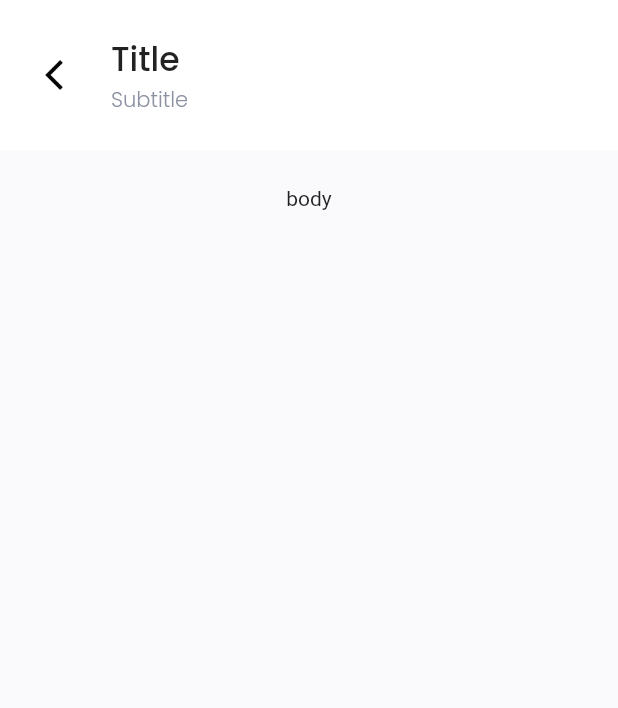
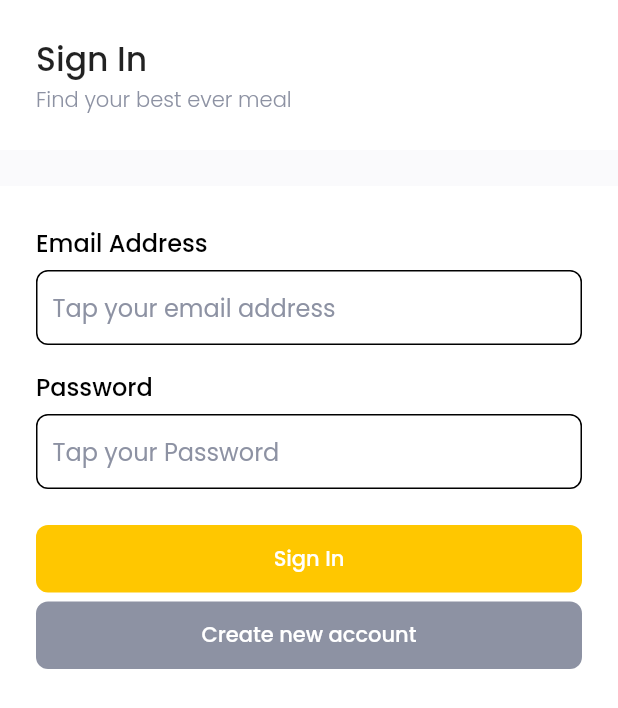
Before and after one commit to nurmuhaidi/food_market, a Flutter app: the screen it shows after launch, on a phone screen of 412 x 824 dp. Shown: the top 708 px of the screen. Run offline on Flutter 3.47's test engine with Material 2 defaults, Android fonts, the phone set to English and light mode, and no system bars; our stand-ins replace flutter_spinkit, google_fonts, supercharged.

Commit message:
push dan commit sign in page - fm02

```diff
--- a/lib/main.dart
+++ b/lib/main.dart
@@ -16,10 +16,7 @@ class _MyAppState extends State<MyApp> {
   Widget build(BuildContext context) {
     return MaterialApp(
       debugShowCheckedModeBanner: false,
-      home: GeneralPage(
-        onBackButtonPressed: () {},
-        child: Text('body'),
-      ),
+      home: SignInPage(),
     );
   }
 }
--- a/lib/shared/theme.dart
+++ b/lib/shared/theme.dart
@@ -4,5 +4,18 @@ Color mainColor = 'FFC700'.toColor();
 Color greyColor = '8D92A3'.toColor();
 
 TextStyle greyFontStyle = GoogleFonts.poppins().copyWith(color: greyColor);
+TextStyle blackFontStyle1 = GoogleFonts.poppins().copyWith(
+  color: Colors.black,
+  fontSize: 22,
+  fontWeight: FontWeight.w500,
+);
+TextStyle blackFontStyle2 = GoogleFonts.poppins().copyWith(
+  color: Colors.black,
+  fontSize: 16,
+  fontWeight: FontWeight.w500,
+);
+TextStyle blackFontStyle3 = GoogleFonts.poppins().copyWith(
+  color: Colors.black,
+);
 
 const double defaultMargin = 24;
--- a/lib/ui/pages/general_page.dart
+++ b/lib/ui/pages/general_page.dart
@@ -22,7 +22,7 @@ class GeneralPage extends StatelessWidget {
           Container(color: Colors.white),
           SafeArea(
             child: Container(
-              color: backColor ?? 'FAFAFC'.toColor(),
+              color: backColor ?? Colors.white,
             ),
           ),
           SafeArea(
@@ -31,7 +31,6 @@ class GeneralPage extends StatelessWidget {
                 Column(
                   children: [
                     Container(
-                      margin: EdgeInsets.only(bottom: defaultMargin),
                       padding: EdgeInsets.symmetric(horizontal: defaultMargin),
                       width: double.infinity,
                       height: 100,
@@ -71,6 +70,11 @@ class GeneralPage extends StatelessWidget {
                         ],
                       ),
                     ),
+                    Container(
+                      height: defaultMargin,
+                      width: double.infinity,
+                      color: 'FAFAFC'.toColor(),
+                    ),
                     child ?? SizedBox(),
                   ],
                 ),
--- a/lib/ui/pages/pages.dart
+++ b/lib/ui/pages/pages.dart
@@ -1,7 +1,9 @@
 import 'package:flutter/material.dart';
 import 'package:flutter/cupertino.dart';
+import 'package:flutter_spinkit/flutter_spinkit.dart';
 import 'package:food_market/shared/shared.dart';
 import 'package:google_fonts/google_fonts.dart';
 import 'package:supercharged/supercharged.dart';
 
 part 'general_page.dart';
+part 'sign_in_page.dart';
--- /dev/null
+++ b/lib/ui/pages/sign_in_page.dart
@@ -0,0 +1,126 @@
+part of 'pages.dart';
+
+class SignInPage extends StatefulWidget {
+  @override
+  _SignInPageState createState() => _SignInPageState();
+}
+
+class _SignInPageState extends State<SignInPage> {
+  @override
+  Widget build(BuildContext context) {
+    TextEditingController emailController = TextEditingController();
+    TextEditingController passwordController = TextEditingController();
+    bool isLoading = false;
+
+    return GeneralPage(
+      title: 'Sign In',
+      subtitle: 'Find your best ever meal',
+      child: Column(
+        children: [
+          Container(
+            width: double.infinity,
+            margin: EdgeInsets.fromLTRB(defaultMargin, 26, defaultMargin, 6),
+            child: Text(
+              'Email Address',
+              style: blackFontStyle2,
+            ),
+          ),
+          Container(
+            width: double.infinity,
+            margin: EdgeInsets.symmetric(horizontal: defaultMargin),
+            padding: EdgeInsets.symmetric(horizontal: 10),
+            decoration: BoxDecoration(
+              borderRadius: BorderRadius.circular(8),
+              border: Border.all(color: Colors.black),
+            ),
+            child: TextField(
+              controller: emailController,
+              decoration: InputDecoration(
+                border: InputBorder.none,
+                hintStyle: greyFontStyle,
+                hintText: 'Tap your email address',
+              ),
+            ),
+          ),
+          Container(
+            width: double.infinity,
+            margin: EdgeInsets.fromLTRB(defaultMargin, 16, defaultMargin, 6),
+            child: Text(
+              'Password',
+              style: blackFontStyle2,
+            ),
+          ),
+          Container(
+            width: double.infinity,
+            margin: EdgeInsets.symmetric(horizontal: defaultMargin),
+            padding: EdgeInsets.symmetric(horizontal: 10),
+            decoration: BoxDecoration(
+              borderRadius: BorderRadius.circular(8),
+              border: Border.all(color: Colors.black),
+            ),
+            child: TextField(
+              controller: passwordController,
+              decoration: InputDecoration(
+                border: InputBorder.none,
+                hintStyle: greyFontStyle,
+                hintText: 'Tap your Password',
+              ),
+            ),
+          ),
+          Container(
+            width: double.infinity,
+            margin: EdgeInsets.only(top: 24),
+            height: 45,
+            padding: EdgeInsets.symmetric(horizontal: defaultMargin),
+            child: isLoading
+                ? SpinKitFadingCircle(
+                    size: 45,
+                    color: mainColor,
+                  )
+                : RaisedButton(
+                    onPressed: () {},
+                    elevation: 0,
+                    shape: RoundedRectangleBorder(
+                      borderRadius: BorderRadius.circular(8),
+                    ),
+                    color: mainColor,
+                    child: Text(
+                      'Sign In',
+                      style: GoogleFonts.poppins(
+                        color: Colors.white,
+                        fontWeight: FontWeight.w500,
+                      ),
+                    ),
+                  ),
+          ),
+          Container(
+            width: double.infinity,
+            margin: EdgeInsets.only(top: 6),
+            height: 45,
+            padding: EdgeInsets.symmetric(horizontal: defaultMargin),
+            child: isLoading
+                ? SpinKitFadingCircle(
+                    size: 45,
+                    color: mainColor,
+                  )
+                : RaisedButton(
+                    onPressed: () {},
+                    elevation: 0,
+                    shape: RoundedRectangleBorder(
+                      borderRadius: BorderRadius.circular(8),
+                    ),
+                    color: greyColor,
+                    child: Text(
+                      'Create new account',
+                      style: GoogleFonts.poppins(
+                        color: Colors.white,
+                        fontWeight: FontWeight.w500,
+                      ),
+                    ),
+                  ),
+          )
+        ],
+      ),
+    );
+  }
+}
--- a/pubspec.yaml
+++ b/pubspec.yaml
@@ -25,6 +25,7 @@ dependencies:
     sdk: flutter
   cupertino_icons: ^1.0.0
   flutter_bloc: ^6.1.1
+  flutter_spinkit: ^4.1.2+1
   google_fonts: ^1.1.1
   supercharged: ^1.11.1
 
```
Also changed, not shown: pubspec.lock.
